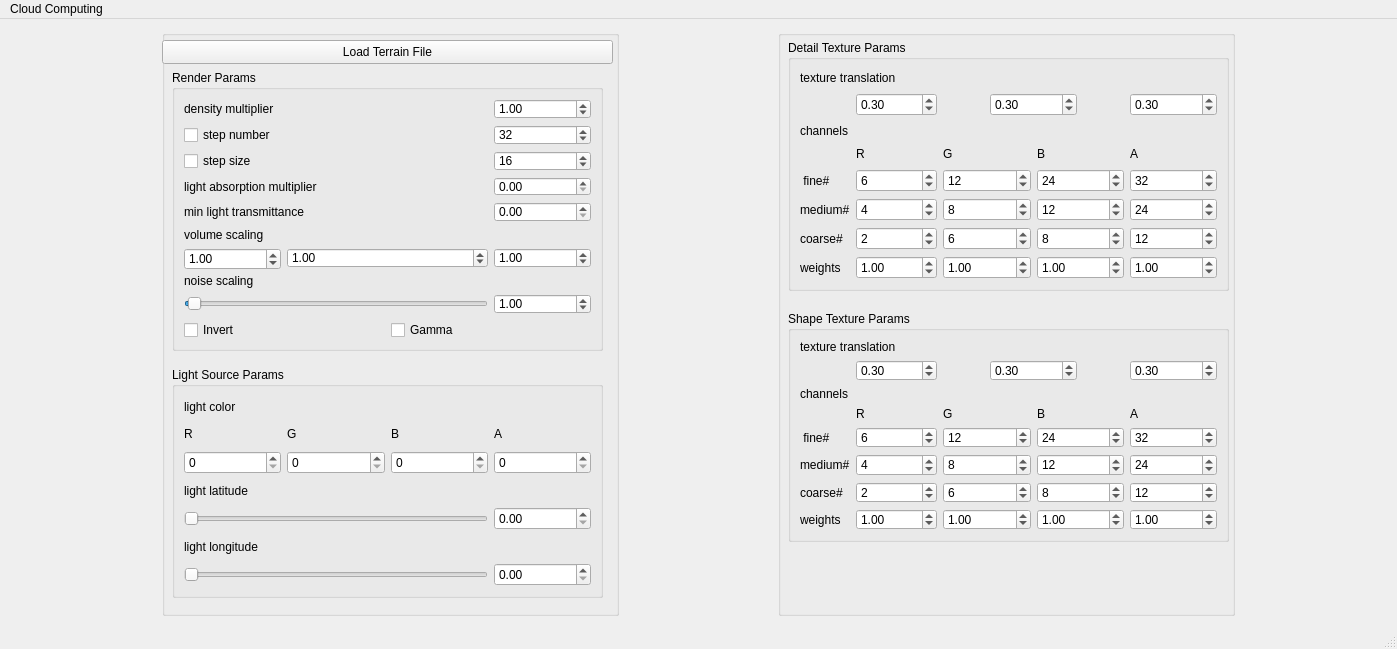
Above: src/mainwindow.ui from Depersonalizc/volumetric-clouds before the change. Below: the same form after it.
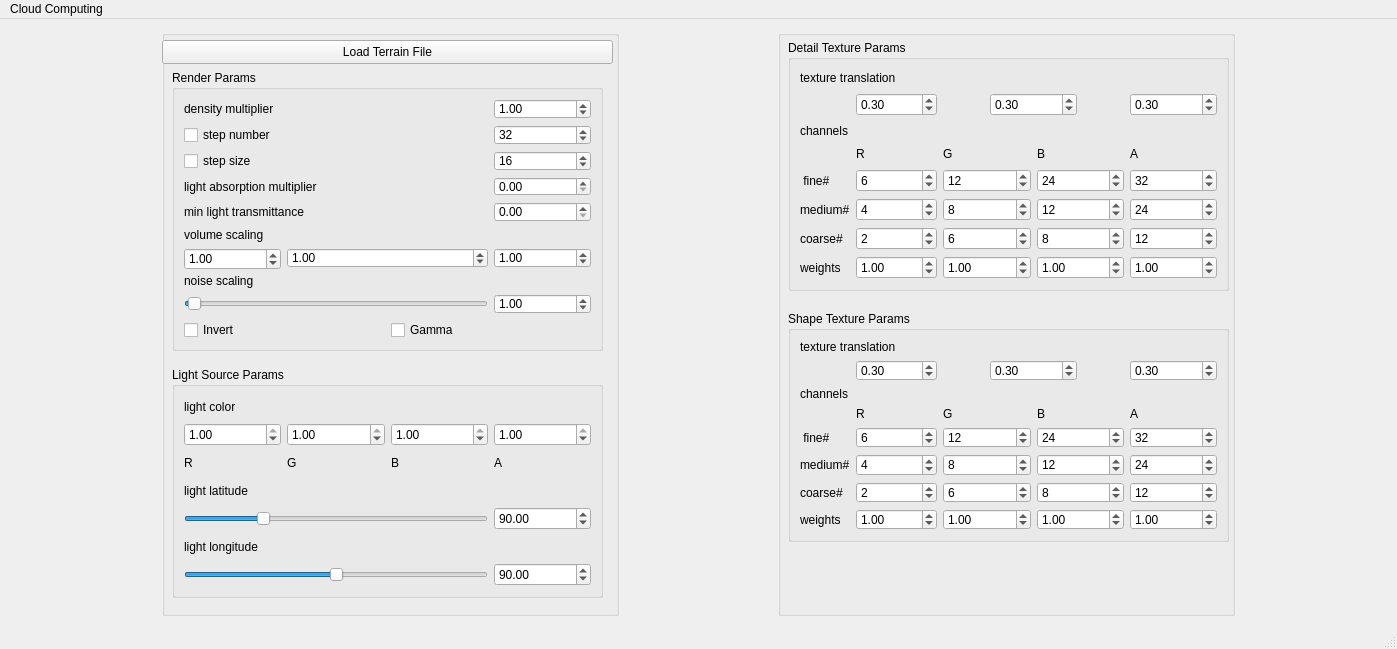
That is the form after the change.

Commit message: ui finish, polish later

```diff
--- a/src/mainwindow.ui
+++ b/src/mainwindow.ui
@@ -245,6 +245,20 @@
           <string>Light Source Params</string>
          </property>
          <layout class="QGridLayout" name="gridLayout_4">
+          <item row="2" column="2">
+           <widget class="QLabel" name="label_185">
+            <property name="text">
+             <string>B</string>
+            </property>
+           </widget>
+          </item>
+          <item row="5" column="0" colspan="2">
+           <widget class="QLabel" name="label_188">
+            <property name="text">
+             <string>light longitude</string>
+            </property>
+           </widget>
+          </item>
           <item row="0" column="0" colspan="3">
            <widget class="QLabel" name="label_182">
             <property name="text">
@@ -252,79 +266,131 @@
             </property>
            </widget>
           </item>
-          <item row="1" column="0">
-           <widget class="QLabel" name="label_183">
-            <property name="text">
-             <string>R</string>
-            </property>
-           </widget>
-          </item>
-          <item row="1" column="1">
-           <widget class="QLabel" name="label_184">
-            <property name="text">
-             <string>G</string>
-            </property>
-           </widget>
-          </item>
-          <item row="1" column="2">
-           <widget class="QLabel" name="label_185">
-            <property name="text">
-             <string>B</string>
-            </property>
-           </widget>
-          </item>
-          <item row="1" column="3">
+          <item row="2" column="3">
            <widget class="QLabel" name="label_186">
             <property name="text">
              <string>A</string>
             </property>
            </widget>
           </item>
-          <item row="2" column="0">
-           <widget class="QSpinBox" name="lightColor_R_spinBox"/>
-          </item>
           <item row="2" column="1">
-           <widget class="QSpinBox" name="lightColor_G_spinBox"/>
-          </item>
-          <item row="2" column="2">
-           <widget class="QSpinBox" name="lightColor_B_spinBox"/>
-          </item>
-          <item row="2" column="3">
-           <widget class="QSpinBox" name="lightColor_A_spinBox"/>
-          </item>
-          <item row="3" column="0" colspan="2">
-           <widget class="QLabel" name="label_187">
+           <widget class="QLabel" name="label_184">
             <property name="text">
-             <string>light latitude</string>
+             <string>G</string>
             </property>
            </widget>
           </item>
           <item row="4" column="0" colspan="3">
            <widget class="QSlider" name="lightLatitude_horizontalSlider">
+            <property name="maximum">
+             <number>360</number>
+            </property>
+            <property name="value">
+             <number>90</number>
+            </property>
             <property name="orientation">
              <enum>Qt::Horizontal</enum>
             </property>
            </widget>
           </item>
+          <item row="6" column="3">
+           <widget class="QDoubleSpinBox" name="lightLongitude_doubleSpinBox">
+            <property name="value">
+             <double>90.000000000000000</double>
+            </property>
+           </widget>
+          </item>
           <item row="4" column="3">
-           <widget class="QDoubleSpinBox" name="lightLatitude_doubleSpinBox"/>
+           <widget class="QDoubleSpinBox" name="lightLatitude_doubleSpinBox">
+            <property name="minimum">
+             <double>0.000000000000000</double>
+            </property>
+            <property name="maximum">
+             <double>360.000000000000000</double>
+            </property>
+            <property name="value">
+             <double>90.000000000000000</double>
+            </property>
+           </widget>
           </item>
-          <item row="5" column="0" colspan="2">
-           <widget class="QLabel" name="label_188">
+          <item row="2" column="0">
+           <widget class="QLabel" name="label_183">
             <property name="text">
-             <string>light longitude</string>
+             <string>R</string>
             </property>
            </widget>
           </item>
           <item row="6" column="0" colspan="3">
            <widget class="QSlider" name="lightLongitude_horizontalSlider">
+            <property name="maximum">
+             <number>180</number>
+            </property>
+            <property name="value">
+             <number>90</number>
+            </property>
             <property name="orientation">
              <enum>Qt::Horizontal</enum>
             </property>
            </widget>
           </item>
-          <item row="6" column="3">
-           <widget class="QDoubleSpinBox" name="lightLongitude_doubleSpinBox"/>
+          <item row="3" column="0" colspan="2">
+           <widget class="QLabel" name="label_187">
+            <property name="text">
+             <string>light latitude</string>
+            </property>
+           </widget>
+          </item>
+          <item row="1" column="0">
+           <widget class="QDoubleSpinBox" name="lightColor_R_doubleSpinBox">
+            <property name="maximum">
+             <double>1.000000000000000</double>
+            </property>
+            <property name="singleStep">
+             <double>0.100000000000000</double>
+            </property>
+            <property name="value">
+             <double>1.000000000000000</double>
+            </property>
+           </widget>
+          </item>
+          <item row="1" column="1">
+           <widget class="QDoubleSpinBox" name="lightColor_G_doubleSpinBox">
+            <property name="maximum">
+             <double>1.000000000000000</double>
+            </property>
+            <property name="singleStep">
+             <double>0.100000000000000</double>
+            </property>
+            <property name="value">
+             <double>1.000000000000000</double>
+            </property>
+           </widget>
+          </item>
+          <item row="1" column="2">
+           <widget class="QDoubleSpinBox" name="lightColor_B_doubleSpinBox">
+            <property name="maximum">
+             <double>1.000000000000000</double>
+            </property>
+            <property name="singleStep">
+             <double>0.100000000000000</double>
+            </property>
+            <property name="value">
+             <double>1.000000000000000</double>
+            </property>
+           </widget>
+          </item>
+          <item row="1" column="3">
+           <widget class="QDoubleSpinBox" name="lightColor_A_doubleSpinBox">
+            <property name="maximum">
+             <double>1.000000000000000</double>
+            </property>
+            <property name="singleStep">
+             <double>0.100000000000000</double>
+            </property>
+            <property name="value">
+             <double>1.000000000000000</double>
+            </property>
+           </widget>
           </item>
          </layout>
         </widget>
```
The commit also changes 5 other files.
